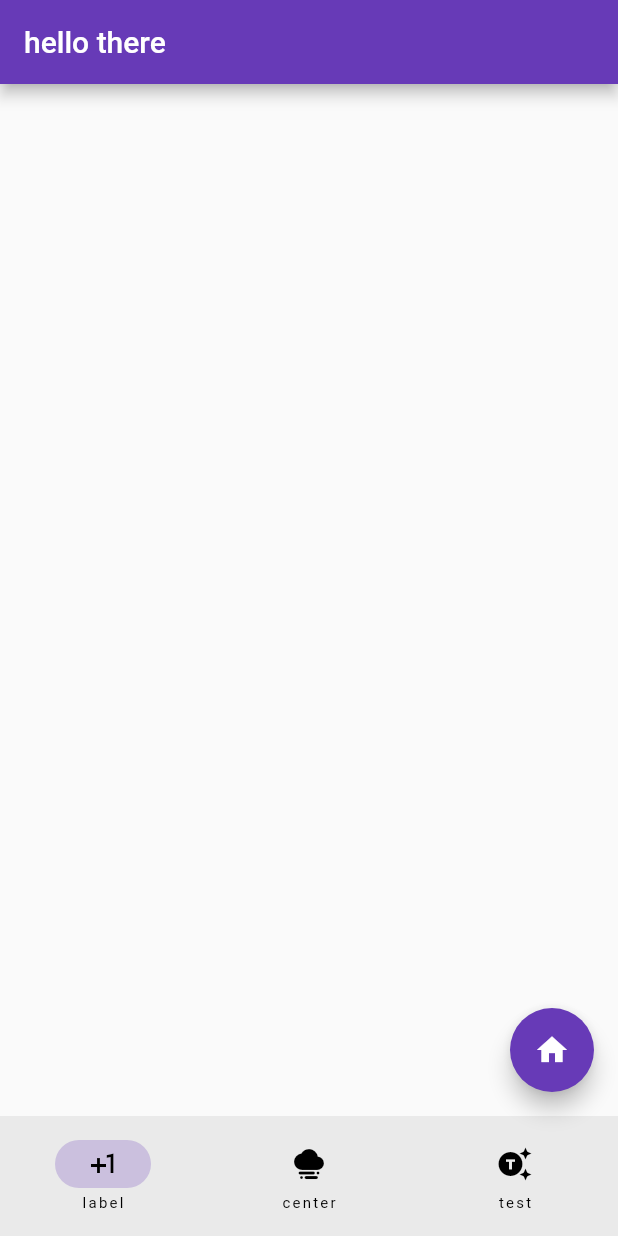
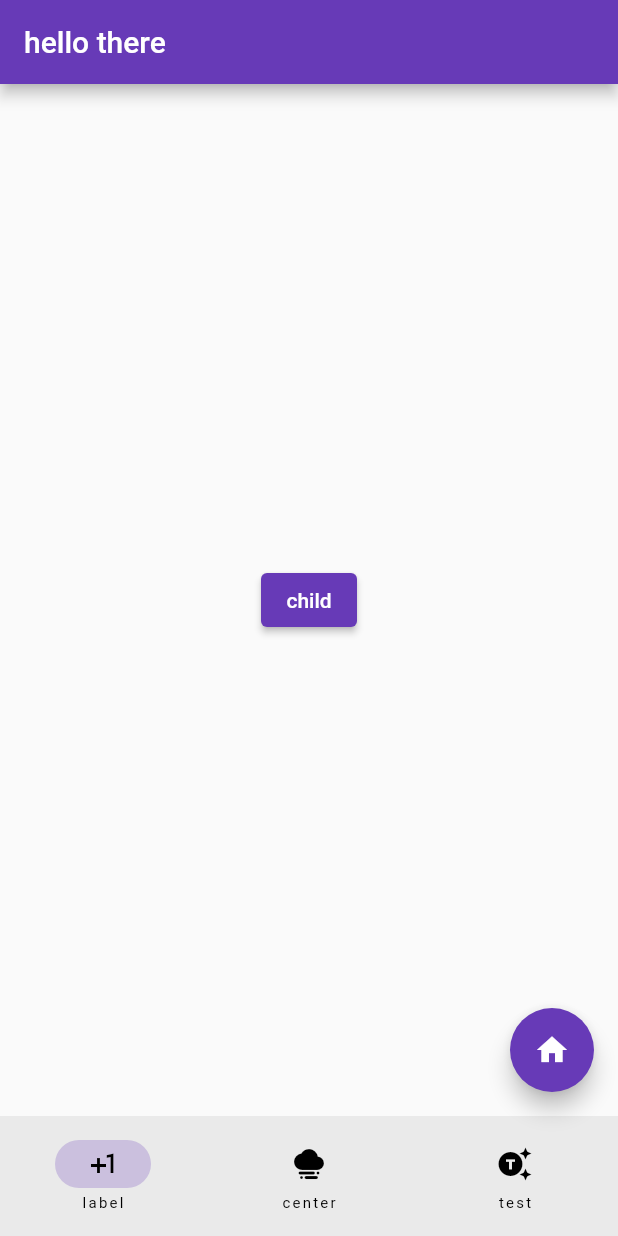
Before and after one commit to ilyes-ced/flutter_chat_application, a Flutter app: the screen it shows after launch, on a phone screen of 412 x 824 dp. Run offline on Flutter 3.47's test engine with Material 2 defaults, Android fonts, the phone set to English and light mode, and no system bars.

Commit message:
added pages

```diff
--- /dev/null
+++ b/lib/home_page.dart
@@ -0,0 +1,22 @@
+import 'package:flutter/material.dart';
+import 'second_page.dart';
+
+class HomePage extends StatelessWidget {
+  const HomePage({Key? key}) : super(key: key);
+
+  @override
+  Widget build(BuildContext context) {
+    return Center(
+      child: ElevatedButton(
+        onPressed: () {
+          Navigator.of(context).push(
+            MaterialPageRoute(builder: (BuildContext context) {
+              return SecondPage();
+            }),
+          );
+        },
+        child: const Text('child'),
+      ),
+    );
+  }
+}
--- a/lib/main.dart
+++ b/lib/main.dart
@@ -1,4 +1,6 @@
 import 'package:flutter/material.dart';
+import 'home_page.dart';
+import 'second_page.dart';
 
 void main() {
   runApp(const MyApp());
@@ -32,6 +34,7 @@ class _RootPageState extends State<RootPage> {
       appBar: AppBar(
         title: const Text('hello there'),
       ),
+      body: const HomePage(),
       floatingActionButton: FloatingActionButton(
         onPressed: () {
           debugPrint('floating action brh');
```
Also changed, not shown: lib/second_page.dart (added, +17 -0 lines).
